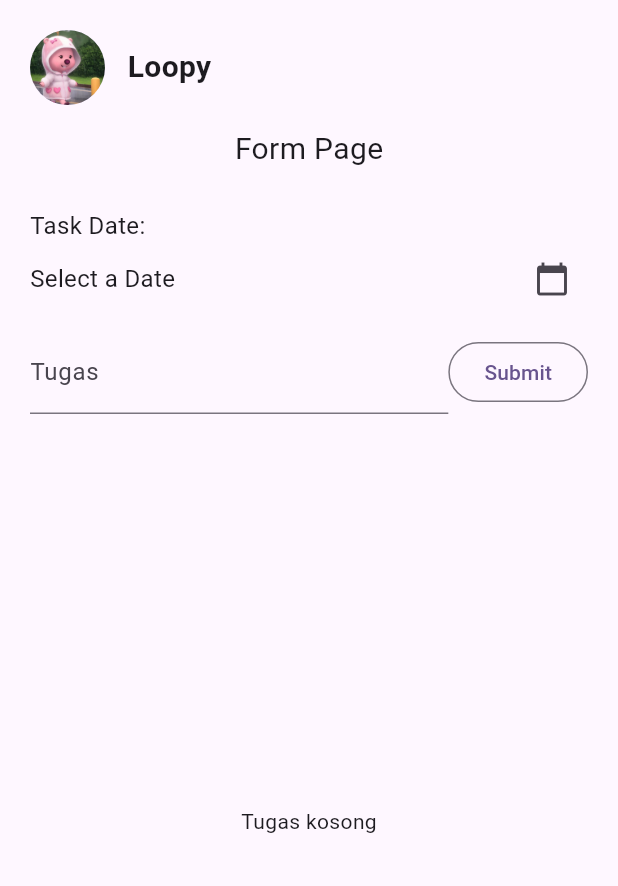
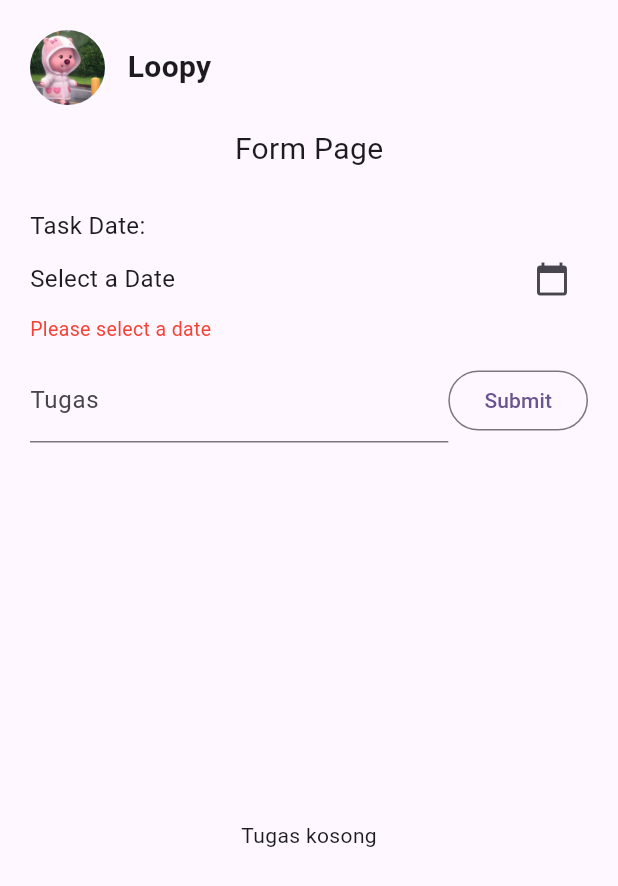
Before and after one commit to nrismawardah/TodoApp_145, a Flutter app: the screen it shows after launch, on a phone screen of 412 x 824 dp. Shown: the top 886 px of the screen. Run offline on Flutter 3.47's test engine with Material 3 defaults, Android fonts, the light colour scheme and no system bars.

Commit message:
Tambahkan validasi untuk task date

```diff
--- a/lib/profile_page.dart
+++ b/lib/profile_page.dart
@@ -22,11 +22,13 @@ class _ProfilePageState extends State<ProfilePage> {
   DateTime? selectedDate;
 
   void addData() {
-    if (key.currentState!.validate() && selectedDate != null) {
+    if (key.currentState!.validate()) {
+      if (selectedDate == null) {
+        setState(() {});
+        return;
+      }
       setState(() {
-        daftarTugas.add(
-          Tugas(tugas: tugasController.text, deadline: selectedDate!),
-        );
+        daftarTugas.add(Tugas(tugas: tugasController.text, deadline: selectedDate!));
         tugasController.clear();
         selectedDate = null;
       });
@@ -107,6 +109,12 @@ class _ProfilePageState extends State<ProfilePage> {
                         ),
                       ],
                     ),
+                    if (selectedDate == null)
+                          const Text(
+                            'Please select a date',
+                            style: TextStyle(color: Colors.red, fontSize: 13),
+                          ),
+
                     const SizedBox(height: 10),
                     Row(
                       children: [
```
